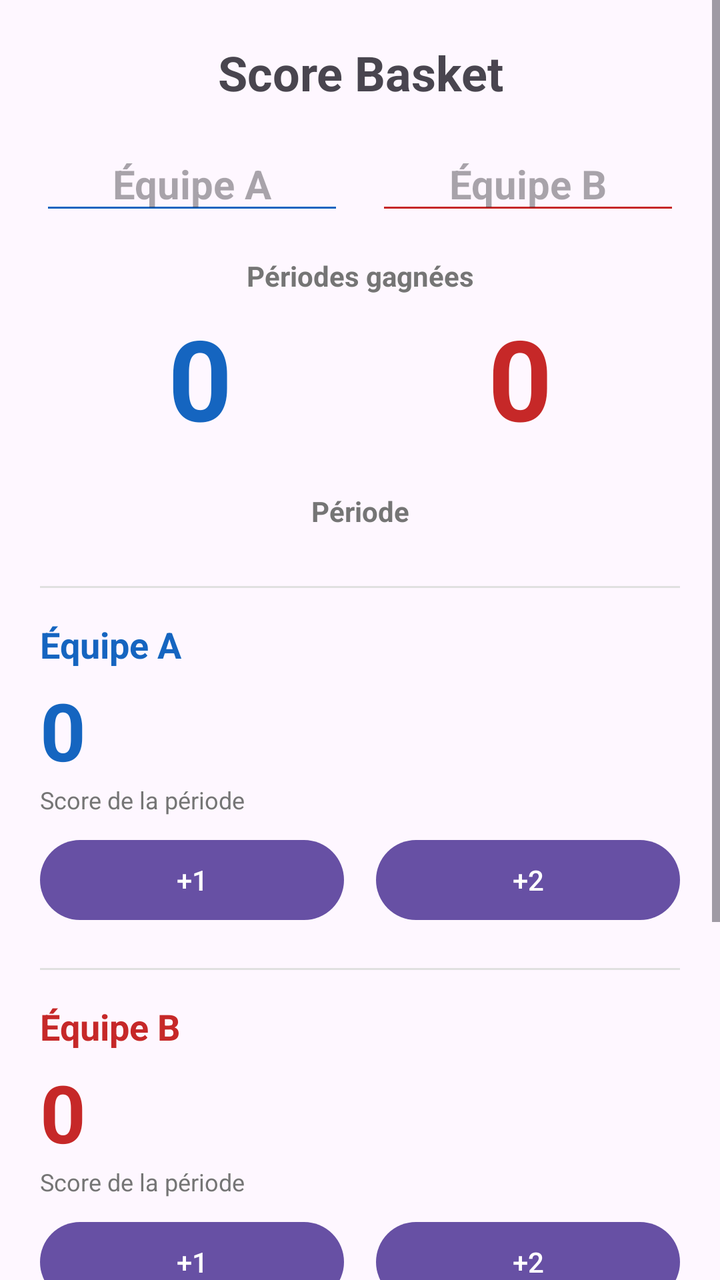
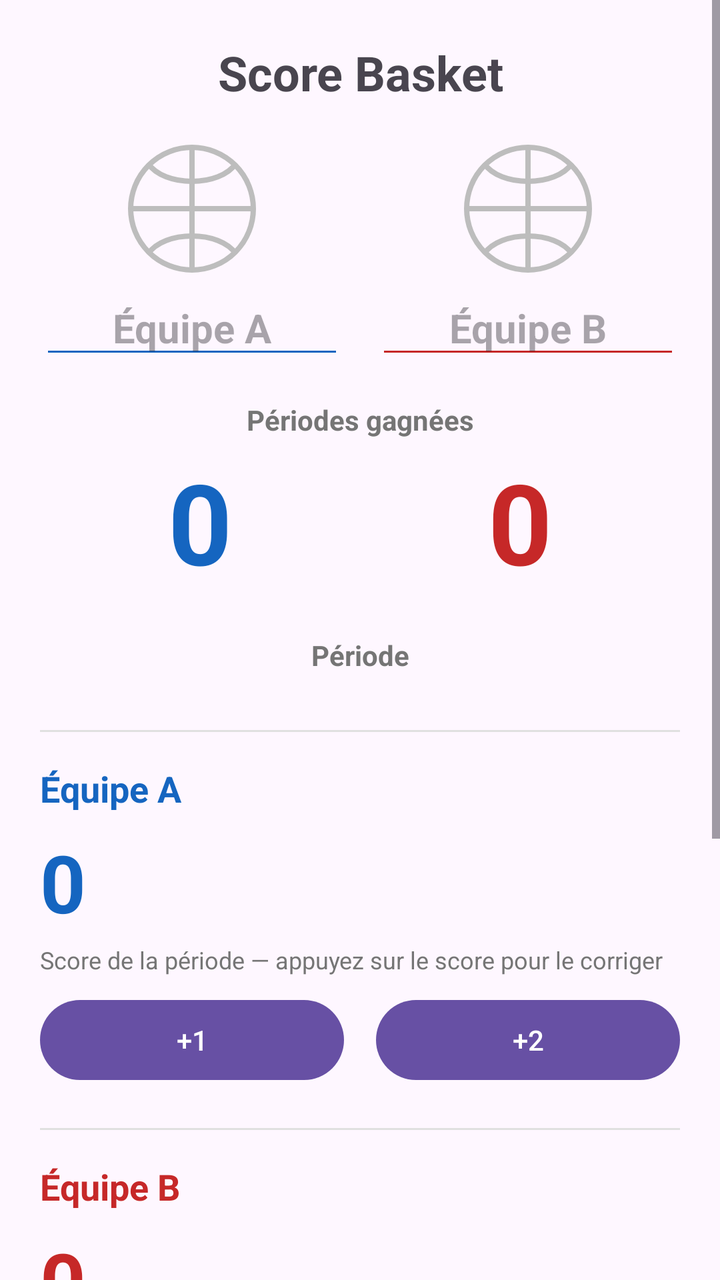

The first picture is an Android layout as it rendered before a commit; the second is the same layout after the commit. The layout source and the unified diff follow.
<!-- AndroidManifest.xml: application theme Theme.ScoreBasket -->
<!-- res/layout/activity_main.xml -->
<?xml version="1.0" encoding="utf-8"?>
<ScrollView xmlns:android="http://schemas.android.com/apk/res/android"
    android:layout_width="match_parent"
    android:layout_height="match_parent"
    android:fillViewport="true">

    <LinearLayout
        android:layout_width="match_parent"
        android:layout_height="wrap_content"
        android:orientation="vertical"
        android:padding="20dp">

        <TextView
            android:layout_width="match_parent"
            android:layout_height="wrap_content"
            android:text="@string/app_name"
            android:textAlignment="center"
            android:textSize="24sp"
            android:textStyle="bold" />

        <LinearLayout
            android:layout_width="match_parent"
            android:layout_height="wrap_content"
            android:layout_marginTop="16dp"
            android:orientation="horizontal">

            <EditText
                android:id="@+id/etNameA"
                android:layout_width="0dp"
                android:layout_height="wrap_content"
                android:layout_marginEnd="8dp"
                android:layout_weight="1"
                android:backgroundTint="@color/team_a"
                android:gravity="center"
                android:hint="@string/team_a"
                android:imeOptions="actionDone"
                android:inputType="text"
                android:maxLines="1"
                android:textColor="@color/team_a"
                android:textSize="20sp"
                android:textStyle="bold" />

            <EditText
                android:id="@+id/etNameB"
                android:layout_width="0dp"
                android:layout_height="wrap_content"
                android:layout_marginStart="8dp"
                android:layout_weight="1"
                android:backgroundTint="@color/team_b"
                android:gravity="center"
                android:hint="@string/team_b"
                android:imeOptions="actionDone"
                android:inputType="text"
                android:maxLines="1"
                android:textColor="@color/team_b"
                android:textSize="20sp"
                android:textStyle="bold" />
        </LinearLayout>

        <TextView
            android:layout_width="match_parent"
            android:layout_height="wrap_content"
            android:layout_marginTop="16dp"
            android:text="@string/periods_won"
            android:textAlignment="center"
            android:textColor="#757575"
            android:textSize="14sp"
            android:textStyle="bold" />

        <LinearLayout
            android:layout_width="match_parent"
            android:layout_height="wrap_content"
            android:layout_marginTop="4dp"
            android:orientation="horizontal">

            <TextView
                android:id="@+id/tvWinsA"
                android:layout_width="0dp"
                android:layout_height="wrap_content"
                android:layout_weight="1"
                android:text="0"
                android:textAlignment="center"
                android:textColor="@color/team_a"
                android:textSize="56sp"
                android:textStyle="bold" />

            <TextView
                android:id="@+id/tvWinsB"
                android:layout_width="0dp"
                android:layout_height="wrap_content"
                android:layout_weight="1"
                android:text="0"
                android:textAlignment="center"
                android:textColor="@color/team_b"
                android:textSize="56sp"
                android:textStyle="bold" />
        </LinearLayout>

        <TextView
            android:layout_width="match_parent"
            android:layout_height="wrap_content"
            android:layout_marginTop="20dp"
            android:text="@string/period_label"
            android:textAlignment="center"
            android:textColor="#757575"
            android:textSize="14sp"
            android:textStyle="bold" />

        <LinearLayout
            android:id="@+id/llPeriods"
            android:layout_width="match_parent"
            android:layout_height="wrap_content"
            android:layout_marginTop="8dp"
            android:gravity="center_horizontal"
            android:orientation="horizontal" />

        <View
            android:layout_width="match_parent"
            android:layout_height="1dp"
            android:layout_marginTop="20dp"
            android:background="@color/divider" />

        <TextView
            android:id="@+id/tvTeamALabel"
            android:layout_width="match_parent"
            android:layout_height="wrap_content"
            android:layout_marginTop="16dp"
            android:text="@string/team_a"
            android:textColor="@color/team_a"
            android:textSize="18sp"
            android:textStyle="bold" />

        <TextView
            android:id="@+id/tvPeriodA"
            android:layout_width="match_parent"
            android:layout_height="wrap_content"
            android:layout_marginTop="4dp"
            android:text="0"
            android:textColor="@color/team_a"
            android:textSize="40sp"
            android:textStyle="bold" />

        <TextView
            android:layout_width="match_parent"
            android:layout_height="wrap_content"
            android:text="@string/score_period"
            android:textColor="#757575"
            android:textSize="12sp" />

        <LinearLayout
            android:layout_width="match_parent"
            android:layout_height="wrap_content"
            android:layout_marginTop="8dp"
            android:orientation="horizontal">

            <Button
                android:id="@+id/btnA1"
                android:layout_width="0dp"
                android:layout_height="wrap_content"
                android:layout_marginEnd="8dp"
                android:layout_weight="1"
                android:text="@string/add_one" />

            <Button
                android:id="@+id/btnA2"
                android:layout_width="0dp"
                android:layout_height="wrap_content"
                android:layout_marginStart="8dp"
                android:layout_weight="1"
                android:text="@string/add_two" />
        </LinearLayout>

        <View
            android:layout_width="match_parent"
            android:layout_height="1dp"
            android:layout_marginTop="20dp"
            android:background="@color/divider" />

        <TextView
            android:id="@+id/tvTeamBLabel"
            android:layout_width="match_parent"
            android:layout_height="wrap_content"
            android:layout_marginTop="16dp"
            android:text="@string/team_b"
            android:textColor="@color/team_b"
            android:textSize="18sp"
            android:textStyle="bold" />

        <TextView
            android:id="@+id/tvPeriodB"
            android:layout_width="match_parent"
            android:layout_height="wrap_content"
            android:layout_marginTop="4dp"
            android:text="0"
            android:textColor="@color/team_b"
            android:textSize="40sp"
            android:textStyle="bold" />

        <TextView
            android:layout_width="match_parent"
            android:layout_height="wrap_content"
            android:text="@string/score_period"
            android:textColor="#757575"
            android:textSize="12sp" />

        <LinearLayout
            android:layout_width="match_parent"
            android:layout_height="wrap_content"
            android:layout_marginTop="8dp"
            android:orientation="horizontal">

            <Button
                android:id="@+id/btnB1"
                android:layout_width="0dp"
                android:layout_height="wrap_content"
                android:layout_marginEnd="8dp"
                android:layout_weight="1"
                android:text="@string/add_one" />

            <Button
                android:id="@+id/btnB2"
                android:layout_width="0dp"
                android:layout_height="wrap_content"
                android:layout_marginStart="8dp"
                android:layout_weight="1"
                android:text="@string/add_two" />
        </LinearLayout>

        <Button
            android:id="@+id/btnReset"
            style="@style/Widget.Material3.Button.OutlinedButton"
            android:layout_width="match_parent"
            android:layout_height="wrap_content"
            android:layout_marginTop="24dp"
            android:text="@string/reset"
            android:textColor="@color/team_b" />

        <Button
            android:id="@+id/btnSave"
            android:layout_width="match_parent"
            android:layout_height="wrap_content"
            android:layout_marginTop="8dp"
            android:text="@string/save_match" />

        <TextView
            android:id="@+id/tvStatus"
            android:layout_width="match_parent"
            android:layout_height="wrap_content"
            android:layout_marginTop="8dp"
            android:textAlignment="center"
            android:textColor="@color/accent"
            android:textSize="14sp" />

        <View
            android:layout_width="match_parent"
            android:layout_height="1dp"
            android:layout_marginTop="16dp"
            android:background="@color/divider" />

        <TextView
            android:layout_width="match_parent"
            android:layout_height="wrap_content"
            android:layout_marginTop="12dp"
            android:text="@string/saved_matches"
            android:textColor="#757575"
            android:textSize="16sp"
            android:textStyle="bold" />

        <LinearLayout
            android:id="@+id/llMatches"
            android:layout_width="match_parent"
            android:layout_height="wrap_content"
            android:layout_marginTop="8dp"
            android:orientation="vertical" />

    </LinearLayout>
</ScrollView>
<!-- resources referenced by this layout -->
<resources>
  <color name="accent">#EF6C00</color>
  <color name="divider">#E0E0E0</color>
  <color name="team_a">#1565C0</color>
  <color name="team_b">#C62828</color>
  <string name="add_one">+1</string>
  <string name="add_two">+2</string>
  <string name="app_name">Score Basket</string>
  <string name="period_label">Période</string>
  <string name="periods_won">Périodes gagnées</string>
  <string name="reset">Réinitialiser le match</string>
  <string name="save_match">Enregistrer le match</string>
  <string name="saved_matches">Matchs enregistrés</string>
  <string name="score_period">Score de la période</string>
  <string name="team_a">Équipe A</string>
  <string name="team_b">Équipe B</string>
  <style name="Theme.ScoreBasket" parent="Theme.Material3.DayNight.NoActionBar" />
</resources>

<!-- the commit's change to res/layout/activity_main.xml (unified diff, before → after) -->
@@ -24,37 +24,67 @@
             android:layout_marginTop="16dp"
             android:orientation="horizontal">
 
-            <EditText
-                android:id="@+id/etNameA"
+            <LinearLayout
                 android:layout_width="0dp"
                 android:layout_height="wrap_content"
                 android:layout_marginEnd="8dp"
                 android:layout_weight="1"
-                android:backgroundTint="@color/team_a"
-                android:gravity="center"
-                android:hint="@string/team_a"
-                android:imeOptions="actionDone"
-                android:inputType="text"
-                android:maxLines="1"
-                android:textColor="@color/team_a"
-                android:textSize="20sp"
-                android:textStyle="bold" />
-
-            <EditText
-                android:id="@+id/etNameB"
+                android:orientation="vertical">
+
+                <ImageView
+                    android:id="@+id/ivLogoA"
+                    android:layout_width="72dp"
+                    android:layout_height="72dp"
+                    android:layout_gravity="center_horizontal"
+                    android:contentDescription="@string/team_logo"
+                    android:scaleType="fitCenter"
+                    android:src="@drawable/ic_team_placeholder" />
+
+                <EditText
+                    android:id="@+id/etNameA"
+                    android:layout_width="match_parent"
+                    android:layout_height="wrap_content"
+                    android:backgroundTint="@color/team_a"
+                    android:gravity="center"
+                    android:hint="@string/team_a"
+                    android:imeOptions="actionDone"
+                    android:inputType="text"
+                    android:maxLines="1"
+                    android:textColor="@color/team_a"
+                    android:textSize="20sp"
+                    android:textStyle="bold" />
+            </LinearLayout>
+
+            <LinearLayout
                 android:layout_width="0dp"
                 android:layout_height="wrap_content"
                 android:layout_marginStart="8dp"
                 android:layout_weight="1"
-                android:backgroundTint="@color/team_b"
-                android:gravity="center"
-                android:hint="@string/team_b"
-                android:imeOptions="actionDone"
-                android:inputType="text"
-                android:maxLines="1"
-                android:textColor="@color/team_b"
-                android:textSize="20sp"
-                android:textStyle="bold" />
+                android:orientation="vertical">
+
+                <ImageView
+                    android:id="@+id/ivLogoB"
+                    android:layout_width="72dp"
+                    android:layout_height="72dp"
+                    android:layout_gravity="center_horizontal"
+                    android:contentDescription="@string/team_logo"
+                    android:scaleType="fitCenter"
+                    android:src="@drawable/ic_team_placeholder" />
+
+                <EditText
+                    android:id="@+id/etNameB"
+                    android:layout_width="match_parent"
+                    android:layout_height="wrap_content"
+                    android:backgroundTint="@color/team_b"
+                    android:gravity="center"
+                    android:hint="@string/team_b"
+                    android:imeOptions="actionDone"
+                    android:inputType="text"
+                    android:maxLines="1"
+                    android:textColor="@color/team_b"
+                    android:textSize="20sp"
+                    android:textStyle="bold" />
+            </LinearLayout>
         </LinearLayout>
 
         <TextView
@@ -135,6 +165,10 @@
             android:layout_width="match_parent"
             android:layout_height="wrap_content"
             android:layout_marginTop="4dp"
+            android:background="?attr/selectableItemBackground"
+            android:clickable="true"
+            android:focusable="true"
+            android:paddingVertical="4dp"
             android:text="0"
             android:textColor="@color/team_a"
             android:textSize="40sp"
@@ -143,7 +177,7 @@
         <TextView
             android:layout_width="match_parent"
             android:layout_height="wrap_content"
-            android:text="@string/score_period"
+            android:text="@string/score_period_hint"
             android:textColor="#757575"
             android:textSize="12sp" />
 
@@ -191,6 +225,10 @@
             android:layout_width="match_parent"
             android:layout_height="wrap_content"
             android:layout_marginTop="4dp"
+            android:background="?attr/selectableItemBackground"
+            android:clickable="true"
+            android:focusable="true"
+            android:paddingVertical="4dp"
             android:text="0"
             android:textColor="@color/team_b"
             android:textSize="40sp"
@@ -199,7 +237,7 @@
         <TextView
             android:layout_width="match_parent"
             android:layout_height="wrap_content"
-            android:text="@string/score_period"
+            android:text="@string/score_period_hint"
             android:textColor="#757575"
             android:textSize="12sp" />
 
<!-- resource entries referenced after the edit -->
@@ -4,6 +4,29 @@
   <color name="divider">#E0E0E0</color>
   <color name="team_a">#1565C0</color>
   <color name="team_b">#C62828</color>
+  <!-- drawable ic_team_placeholder (drawable) -->
+  <?xml version="1.0" encoding="utf-8"?>
+  <vector xmlns:android="http://schemas.android.com/apk/res/android"
+      android:width="72dp"
+      android:height="72dp"
+      android:viewportWidth="108"
+      android:viewportHeight="108">
+      <path
+          android:fillColor="#00000000"
+          android:strokeColor="#BDBDBD"
+          android:strokeWidth="4"
+          android:pathData="M54,54m-46,0a46,46 0,1 1,92 0a46,46 0,1 1,-92 0" />
+      <path
+          android:fillColor="#00000000"
+          android:strokeColor="#BDBDBD"
+          android:strokeWidth="4"
+          android:pathData="M54,8 L54,100 M8,54 L100,54" />
+      <path
+          android:fillColor="#00000000"
+          android:strokeColor="#BDBDBD"
+          android:strokeWidth="4"
+          android:pathData="M21,20 C33,38 75,38 87,20 M21,88 C33,70 75,70 87,88" />
+  </vector>
   <string name="add_one">+1</string>
   <string name="add_two">+2</string>
   <string name="app_name">Score Basket</string>
@@ -12,9 +35,10 @@
   <string name="reset">Réinitialiser le match</string>
   <string name="save_match">Enregistrer le match</string>
   <string name="saved_matches">Matchs enregistrés</string>
-  <string name="score_period">Score de la période</string>
+  <string name="score_period_hint">Score de la période — appuyez sur le score pour le corriger</string>
   <string name="team_a">Équipe A</string>
   <string name="team_b">Équipe B</string>
+  <string name="team_logo">Logo de l\'équipe</string>
   <style name="Theme.ScoreBasket" parent="Theme.Material3.DayNight.NoActionBar" />
 </resources>
 
